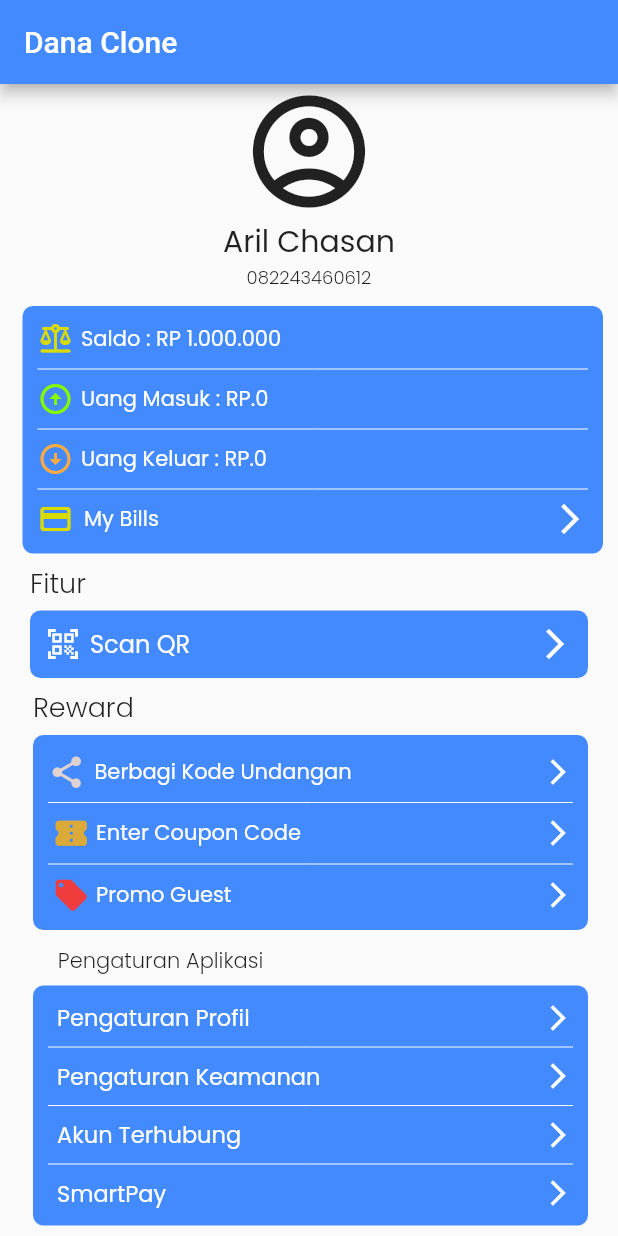
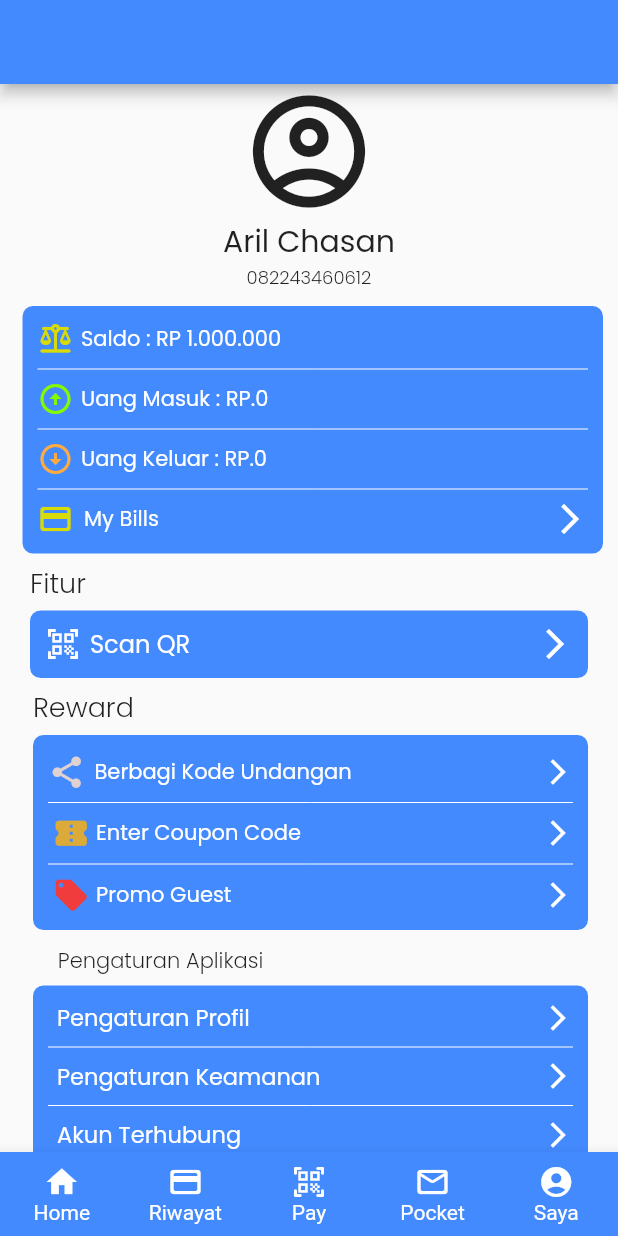
Before and after one commit to arilchasan/FlutterDesign, a Flutter app: the screen it shows after launch, on a phone screen of 412 x 824 dp. Run offline on Flutter 3.47's test engine with Material 2 defaults, Android fonts, the light colour scheme and no system bars; our stand-ins replace google_fonts.

Commit message:
Design Commit

```diff
--- a/lib/home.dart
+++ b/lib/home.dart
@@ -16,10 +16,47 @@ class Home extends StatefulWidget {
 class _MyWidgetState extends State<Home> {
   @override
   Widget build(BuildContext context) {
+    int currentIndex = 0;
     return Scaffold(
       appBar: AppBar(
-        title: Text('Dana Clone'),
+        title: Text(''),
         backgroundColor: Colors.blueAccent,
+      ),
+      bottomNavigationBar: BottomNavigationBar(
+        type: BottomNavigationBarType.fixed,
+        backgroundColor: Colors.blueAccent,
+        selectedItemColor: Color.fromARGB(255, 255, 255, 255),
+        unselectedItemColor: Color.fromARGB(255, 255, 255, 255),
+        selectedFontSize: 14,
+        unselectedFontSize: 14,
+        currentIndex: currentIndex,
+        onTap: (value) {
+          setState(() {
+            currentIndex = value;
+          });
+        },
+        items: [
+          BottomNavigationBarItem(
+            icon: Icon(Icons.home),
+            label: 'Home',
+          ),
+          BottomNavigationBarItem(
+            icon: Icon(Icons.payment_rounded),
+            label: 'Riwayat',
+          ),
+          BottomNavigationBarItem(
+            icon: Icon(Icons.qr_code_scanner_rounded),
+            label: 'Pay',
+          ),
+          BottomNavigationBarItem(
+            icon: Icon(Icons.mail_outline_rounded),
+            label: 'Pocket',
+          ),
+          BottomNavigationBarItem(
+            icon: Icon(Icons.account_circle_rounded),
+            label: 'Saya',
+          ),
+        ],
       ),
       body: SingleChildScrollView(
         scrollDirection: Axis.vertical,
@@ -107,7 +144,7 @@ class _MyWidgetState extends State<Home> {
                     ],
                   ),
                   const Divider(
-                    color: Colors.white,
+                    color: Color.fromARGB(255, 255, 255, 255),
                   ),
                   Row(
                     children: [
@@ -134,6 +171,7 @@ class _MyWidgetState extends State<Home> {
             SizedBox(
               height: 6,
             ),
+            //Fitur
             Container(
               margin: EdgeInsets.only(left: 20),
               child: Column(
@@ -183,6 +221,7 @@ class _MyWidgetState extends State<Home> {
                   SizedBox(
                     height: 6,
                   ),
+                  //Reward
                   Container(
                     margin: EdgeInsets.only(left: 2),
                     child: Column(
@@ -306,6 +345,7 @@ class _MyWidgetState extends State<Home> {
                         SizedBox(
                           height: 10,
                         ),
+                        //Pengaturan
                         Container(
                           margin: EdgeInsets.only(right: 220),
                           child: Column(
@@ -436,6 +476,7 @@ class _MyWidgetState extends State<Home> {
                         SizedBox(
                           height: 10,
                         ),
+                        //Informasi
                         Container(
                           margin: EdgeInsets.only(right: 240),
                           child: Column(
@@ -566,6 +607,7 @@ class _MyWidgetState extends State<Home> {
                         SizedBox(
                           height: 20,
                         ),
+                        //Keluar
                         Center(
                           child: Container(
                             width: 200,
```
Also changed, not shown: 2 other files.
